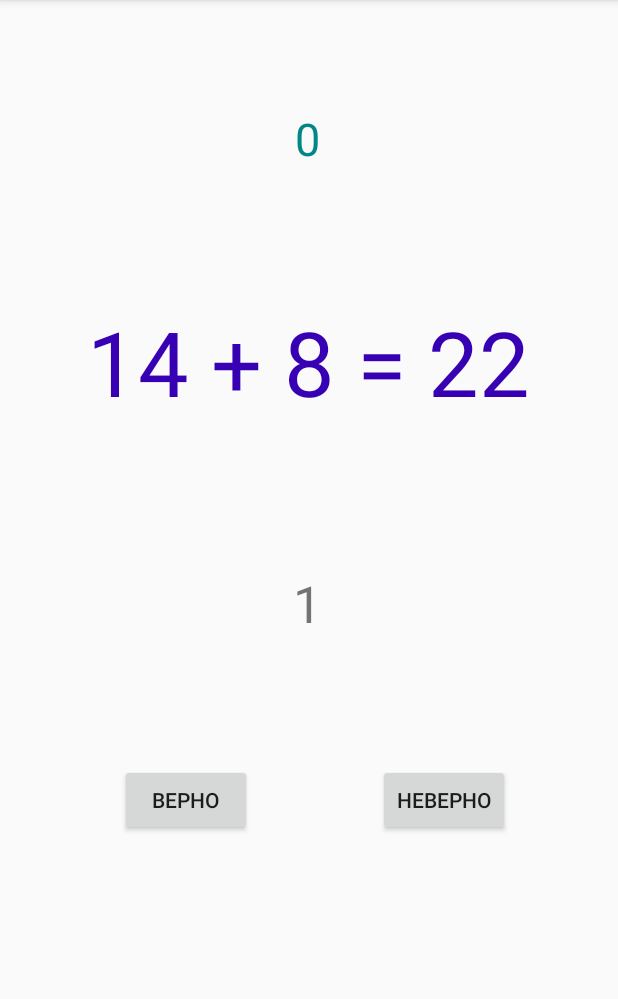
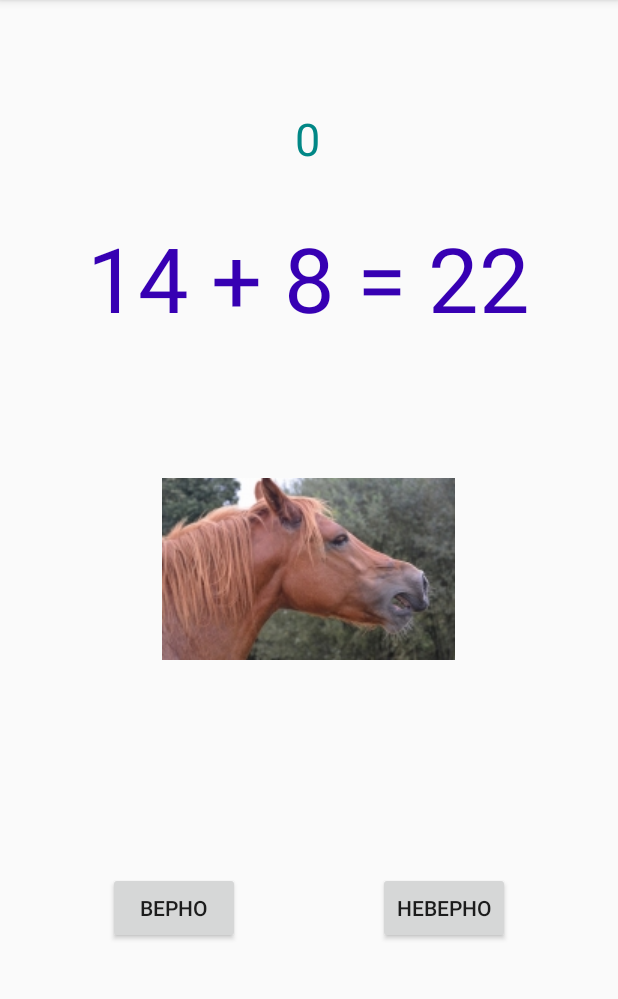
Before and after one commit to rva2007/BrainTraining, an Android app: the MainActivity screen opened directly, with no data from a screen before it, on a phone screen of 412 x 824 dp, the part 84-1083 px from its top. Run offline under Robolectric (Android 15) with nearby library versions, the phone set to English and light mode, and no system bars.

Commit message:
добавлена загрузка картинок в MainActivity

```diff
--- a/app/src/main/java/com/example/braintraining/MainActivity.java
+++ b/app/src/main/java/com/example/braintraining/MainActivity.java
@@ -6,11 +6,12 @@ import androidx.appcompat.app.AppCompatActivity;
 import android.content.Intent;
 import android.os.Bundle;
 import android.view.View;
+import android.widget.ImageView;
 import android.widget.TextView;
 
 public class MainActivity extends AppCompatActivity {
+    private ImageView imAnimal;
     private TextView tvMain, tvResult;
-    private TextView tvIndex;
     private ActionBar actionBar;
     private long start_time = 0;
     private long current_time = 0;
@@ -29,8 +30,8 @@ public class MainActivity extends AppCompatActivity {
     }
 
     private void init() {
-        tvIndex = findViewById(R.id.tvIndex);
         start_time = System.currentTimeMillis();
+        imAnimal = findViewById(R.id.imAnimal);
         tvMain = findViewById(R.id.tvMain);
         tvResult = findViewById(R.id.tvResult);
         actionBar = getSupportActionBar();
@@ -85,12 +86,13 @@ public class MainActivity extends AppCompatActivity {
         int min_false = 10;
         int number_false = (int) (Math.random() * (max_false - min_false) + min_false);
         int number_result = number_1 + number_2;
-tvIndex.setText(String.valueOf(number_index));
         String text;
         if (number_index != 3) {
+            imAnimal.setImageResource(R.drawable.loshad1);
             text = number_1 + " + " + number_2 + " = " + number_result;
             is_true_answer = true;
         } else {
+            imAnimal.setImageResource(R.drawable.medved1);
             text = number_1 + " + " + number_2 + " = " + number_false;
             is_true_answer = false;
         }
--- a/app/src/main/res/layout/activity_main.xml
+++ b/app/src/main/res/layout/activity_main.xml
@@ -10,7 +10,7 @@
         android:id="@+id/tvMain"
         android:layout_width="wrap_content"
         android:layout_height="wrap_content"
-        android:layout_marginTop="88dp"
+        android:layout_marginTop="32dp"
         android:text="6 + 4 = 10"
         android:textColor="@color/purple_700"
         android:textSize="60sp"
@@ -23,9 +23,9 @@
         android:id="@+id/button3"
         android:layout_width="wrap_content"
         android:layout_height="wrap_content"
-        android:layout_marginStart="80dp"
-        android:layout_marginLeft="80dp"
-        android:layout_marginTop="228dp"
+        android:layout_marginStart="72dp"
+        android:layout_marginLeft="72dp"
+        android:layout_marginTop="356dp"
         android:onClick="onClickTrue"
         android:text="@string/btn_true"
         app:layout_constraintStart_toStartOf="parent"
@@ -57,17 +57,17 @@
         app:layout_constraintStart_toStartOf="parent"
         app:layout_constraintTop_toTopOf="parent" />
 
-    <TextView
-        android:id="@+id/tvIndex"
+    <ImageView
+        android:id="@+id/imAnimal"
         android:layout_width="wrap_content"
         android:layout_height="wrap_content"
-        android:layout_marginTop="76dp"
-        android:text="TextView"
-        android:textSize="34sp"
-        app:layout_constraintBottom_toBottomOf="parent"
+        android:layout_marginTop="88dp"
+        app:layout_constraintBottom_toTopOf="@+id/button3"
         app:layout_constraintEnd_toEndOf="parent"
         app:layout_constraintHorizontal_bias="0.498"
         app:layout_constraintStart_toStartOf="parent"
         app:layout_constraintTop_toBottomOf="@+id/tvMain"
-        app:layout_constraintVertical_bias="0.061" />
+        app:layout_constraintVertical_bias="0.035"
+        tools:srcCompat="@tools:sample/avatars" />
+
 </androidx.constraintlayout.widget.ConstraintLayout>
```
Also changed, not shown: app/src/main/res/drawable/loshad1.jpg (added), app/src/main/res/drawable/medved1.jpg (added), 2 other files.
